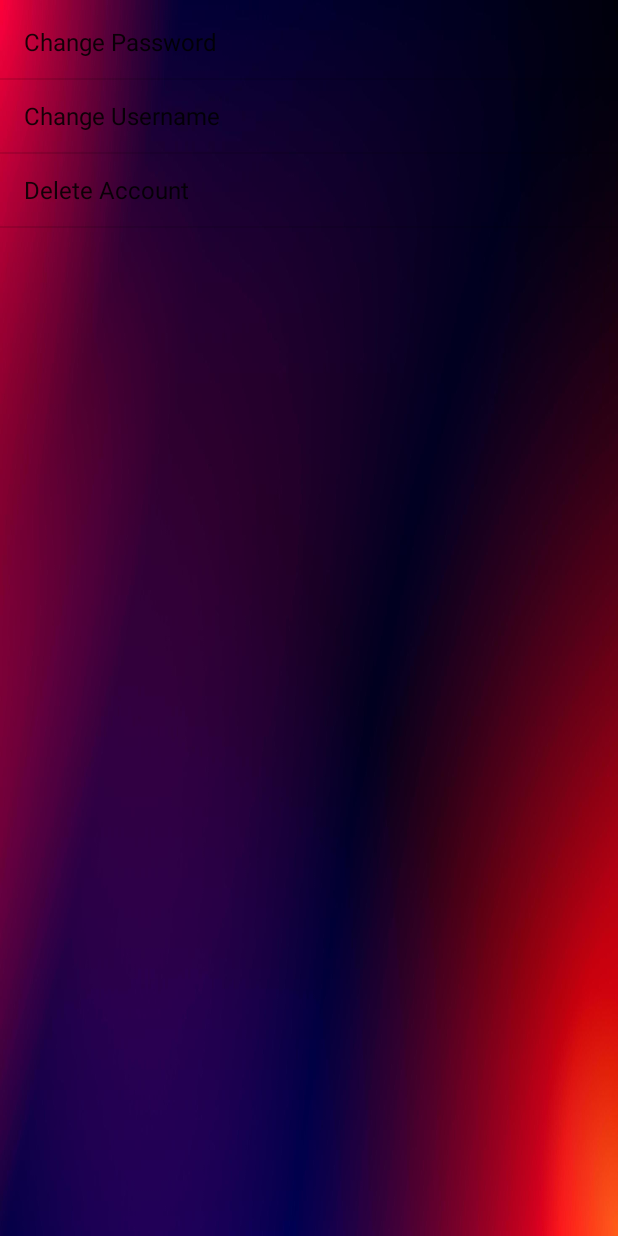
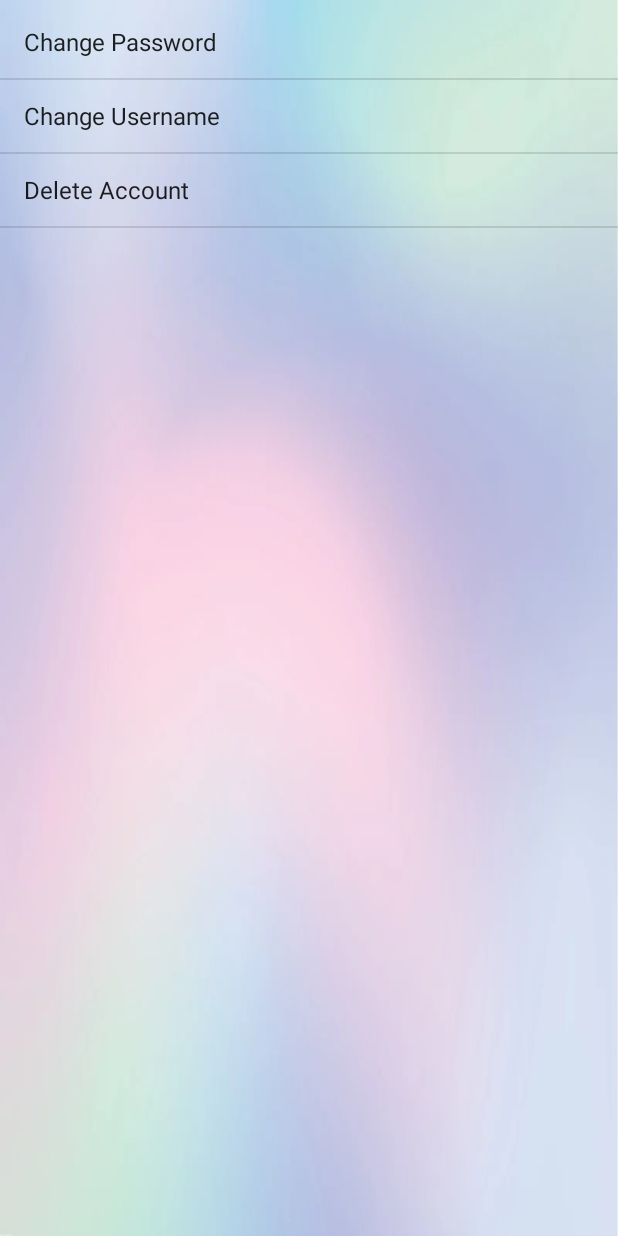
Before and after one commit to Haider-01/CS160-Project, an Android app: the AccountScreen screen opened directly, with no data from a screen before it, on a phone screen of 412 x 824 dp. Run offline under Robolectric (Android 15) with nearby library versions, the light colour scheme and no system bars.

Commit message:
background change

```diff
--- a/app/src/main/res/layout/activity_accountscreen.xml
+++ b/app/src/main/res/layout/activity_accountscreen.xml
@@ -4,7 +4,7 @@
     xmlns:tools="http://schemas.android.com/tools"
     android:layout_width="match_parent"
     android:layout_height="match_parent"
-    android:background="@drawable/red_blue_background">
+    android:background="@drawable/gradient">
 
 
     <ListView
--- a/app/src/main/res/layout/activity_graphviewscreen.xml
+++ b/app/src/main/res/layout/activity_graphviewscreen.xml
@@ -4,7 +4,7 @@
     xmlns:tools="http://schemas.android.com/tools"
     android:layout_width="match_parent"
     android:layout_height="match_parent"
-    android:background="@drawable/red_blue_background">
+    android:background="@drawable/gradient">
 
     <com.jjoe64.graphview.GraphView
         android:id="@+id/gv_billsGraph_graphviewscreen"
--- a/app/src/main/res/layout/activity_signup.xml
+++ b/app/src/main/res/layout/activity_signup.xml
@@ -4,7 +4,7 @@
     xmlns:tools="http://schemas.android.com/tools"
     android:layout_width="match_parent"
     android:layout_height="match_parent"
-    android:background="@drawable/red_blue_background"
+    android:background="@drawable/gradient"
     tools:context=".SignUp"
     android:padding="20dp">
 
--- a/app/src/main/res/layout/activity_userfields.xml
+++ b/app/src/main/res/layout/activity_userfields.xml
@@ -4,7 +4,7 @@
     xmlns:tools="http://schemas.android.com/tools"
     android:layout_width="match_parent"
     android:layout_height="match_parent"
-    android:background="@drawable/red_blue_background">
+    android:background="@drawable/gradient">
 
     <Button
         android:id="@+id/btn_finish_userfields"
--- a/app/src/main/res/layout/changename.xml
+++ b/app/src/main/res/layout/changename.xml
@@ -4,7 +4,7 @@
     xmlns:tools="http://schemas.android.com/tools"
     android:layout_width="match_parent"
     android:layout_height="match_parent"
-    android:background="@drawable/red_blue_background">
+    android:background="@drawable/gradient">
 
     <TextView
         android:id="@+id/tv_title_changename"
--- a/app/src/main/res/layout/changepass.xml
+++ b/app/src/main/res/layout/changepass.xml
@@ -4,7 +4,7 @@
     xmlns:tools="http://schemas.android.com/tools"
     android:layout_width="match_parent"
     android:layout_height="match_parent"
-    android:background="@drawable/red_blue_background">
+    android:background="@drawable/gradient">
 
     <TextView
         android:id="@+id/tv_title_changepass"
--- a/app/src/main/res/layout/expense.xml
+++ b/app/src/main/res/layout/expense.xml
@@ -4,7 +4,7 @@
     xmlns:tools="http://schemas.android.com/tools"
     android:layout_width="match_parent"
     android:layout_height="match_parent"
-    android:background="@drawable/red_blue_background">
+    android:background="@drawable/gradient">
 
     <TextView
         android:id="@+id/tv_title_expense"
--- a/app/src/main/res/layout/forgetpass.xml
+++ b/app/src/main/res/layout/forgetpass.xml
@@ -4,7 +4,7 @@
     xmlns:tools="http://schemas.android.com/tools"
     android:layout_width="match_parent"
     android:layout_height="match_parent"
-    android:background="@drawable/red_blue_background">
+    android:background="@drawable/gradient">
 
     <TextView
         android:id="@+id/tv_title_forgetpass"
```
